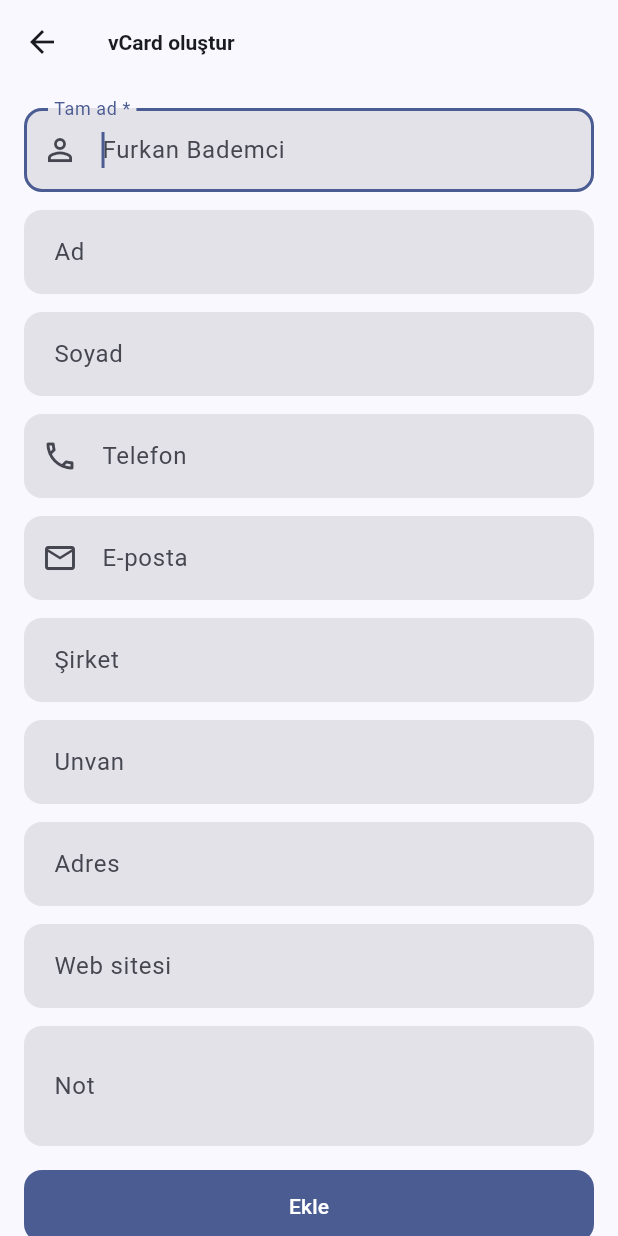
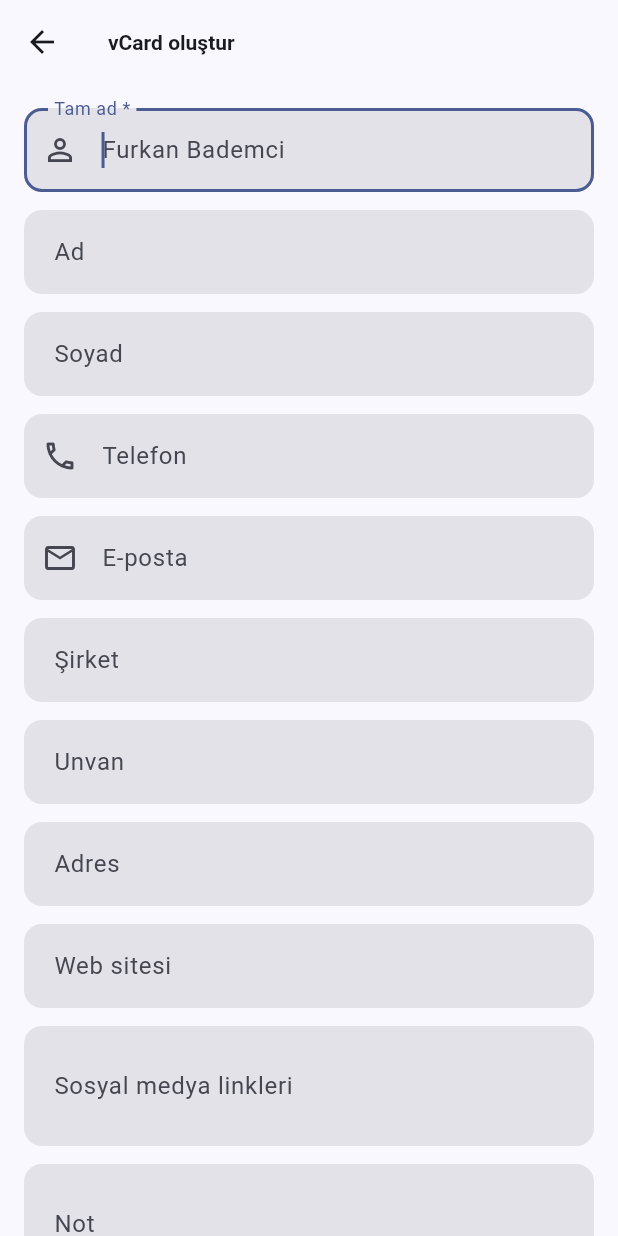
Before and after one commit to FurkanTahaBademci/NFCWrite, a Flutter app: the _VCardInputPage screen opened directly, on a phone screen of 412 x 824 dp. Run offline on Flutter 3.47's test engine with Material 3 defaults, Android fonts, the phone set to English and light mode, and no system bars; our stand-ins replace dio, flutter_riverpod, go_router, open_filex, package_info_plus, shared_preferences and 1 more; missing offline and left inert: nfc_manager; accounts and stored records are empty; network calls fail.

Commit message:
Add social links to vCard records
Extend vCard support to capture and preserve multiple social media URLs. The write form now accepts newline-separated social links, and the NDEF codec reads, writes, and compares those additional URL entries so they round-trip correctly.

```diff
--- a/packages/features/feature_write/lib/src/presentation/widgets/record_type_sheet.dart
+++ b/packages/features/feature_write/lib/src/presentation/widgets/record_type_sheet.dart
@@ -519,6 +519,7 @@ class _VCardInputPageState extends State<_VCardInputPage> {
   late final TextEditingController _title;
   late final TextEditingController _address;
   late final TextEditingController _url;
+  late final TextEditingController _socialUrls;
   late final TextEditingController _note;
 
   @override
@@ -534,6 +535,9 @@ class _VCardInputPageState extends State<_VCardInputPage> {
     _title = TextEditingController(text: initial?.title ?? '');
     _address = TextEditingController(text: initial?.address ?? '');
     _url = TextEditingController(text: initial?.url ?? '');
+    _socialUrls = TextEditingController(
+      text: (initial?.socialUrls ?? const <String>[]).join('\n'),
+    );
     _note = TextEditingController(text: initial?.note ?? '');
   }
 
@@ -548,6 +552,7 @@ class _VCardInputPageState extends State<_VCardInputPage> {
     _title.dispose();
     _address.dispose();
     _url.dispose();
+    _socialUrls.dispose();
     _note.dispose();
     super.dispose();
   }
@@ -648,6 +653,18 @@ class _VCardInputPageState extends State<_VCardInputPage> {
           ),
           const SizedBox(height: AppSpacing.md),
           TextField(
+            controller: _socialUrls,
+            textInputAction: TextInputAction.newline,
+            keyboardType: TextInputType.multiline,
+            minLines: 2,
+            maxLines: 4,
+            decoration: const InputDecoration(
+              labelText: 'Sosyal medya linkleri',
+              hintText: 'https://instagram.com/kullanici\nhttps://linkedin.com/in/kullanici',
+            ),
+          ),
+          const SizedBox(height: AppSpacing.md),
+          TextField(
             controller: _note,
             minLines: 2,
             maxLines: 4,
@@ -688,6 +705,7 @@ class _VCardInputPageState extends State<_VCardInputPage> {
       title: _nullIfBlank(_title.text),
       address: _nullIfBlank(_address.text),
       url: _nullIfBlank(_url.text),
+      socialUrls: _splitLines(_socialUrls.text),
       note: _nullIfBlank(_note.text),
     );
 
@@ -702,6 +720,14 @@ class _VCardInputPageState extends State<_VCardInputPage> {
   String? _firstOrNull(List<String>? values) {
     if (values == null || values.isEmpty) return null;
     return values.first;
+  }
+
+  List<String> _splitLines(String value) {
+    return value
+        .split(RegExp(r'[\r\n]+'))
+        .map((line) => line.trim())
+        .where((line) => line.isNotEmpty)
+        .toList(growable: false);
   }
 }
 
--- a/packages/services/ndef_codec/lib/src/ndef_content.dart
+++ b/packages/services/ndef_codec/lib/src/ndef_content.dart
@@ -86,9 +86,11 @@ final class VCardContent extends NdefContent {
     List<String> emails = const <String>[],
     this.address,
     this.url,
+     List<String> socialUrls = const <String>[],
     this.note,
   }) : phones = List.unmodifiable(phones),
-       emails = List.unmodifiable(emails);
+       emails = List.unmodifiable(emails),
+       socialUrls = List.unmodifiable(socialUrls);
 
   final String formattedName;
   final String? familyName;
@@ -99,6 +101,7 @@ final class VCardContent extends NdefContent {
   final List<String> emails;
   final String? address;
   final String? url;
+  final List<String> socialUrls;
   final String? note;
 
   @override
@@ -119,6 +122,7 @@ final class VCardContent extends NdefContent {
       const ListEquality<String>().equals(other.emails, emails) &&
       other.address == address &&
       other.url == url &&
+      const ListEquality<String>().equals(other.socialUrls, socialUrls) &&
       other.note == note;
 
   @override
@@ -132,6 +136,7 @@ final class VCardContent extends NdefContent {
     const ListEquality<String>().hash(emails),
     address,
     url,
+    const ListEquality<String>().hash(socialUrls),
     note,
   );
 
--- a/packages/services/ndef_codec/lib/src/ndef_converter.dart
+++ b/packages/services/ndef_codec/lib/src/ndef_converter.dart
@@ -254,6 +254,7 @@ abstract final class NdefConverter {
       emails: _mapMany(lineMap, 'EMAIL'),
       address: _nullIfEmpty(_decodeAddress(_firstValue(lineMap, 'ADR'))),
       url: _nullIfEmpty(_mapFirst(lineMap, 'URL')),
+      socialUrls: _mapMany(lineMap, 'URL').skip(1).toList(growable: false),
       note: _nullIfEmpty(_mapFirst(lineMap, 'NOTE')),
     );
   }
@@ -283,6 +284,9 @@ abstract final class NdefConverter {
     }
     if (_hasValue(content.url)) {
       lines.add('URL:${_escapeVCard(content.url!)}');
+    }
+    for (final socialUrl in content.socialUrls.where(_hasValue)) {
+      lines.add('URL:${_escapeVCard(socialUrl)}');
     }
     if (_hasValue(content.note)) {
       lines.add('NOTE:${_escapeVCard(content.note!)}');
```
Also changed, not shown: 1 other file.
